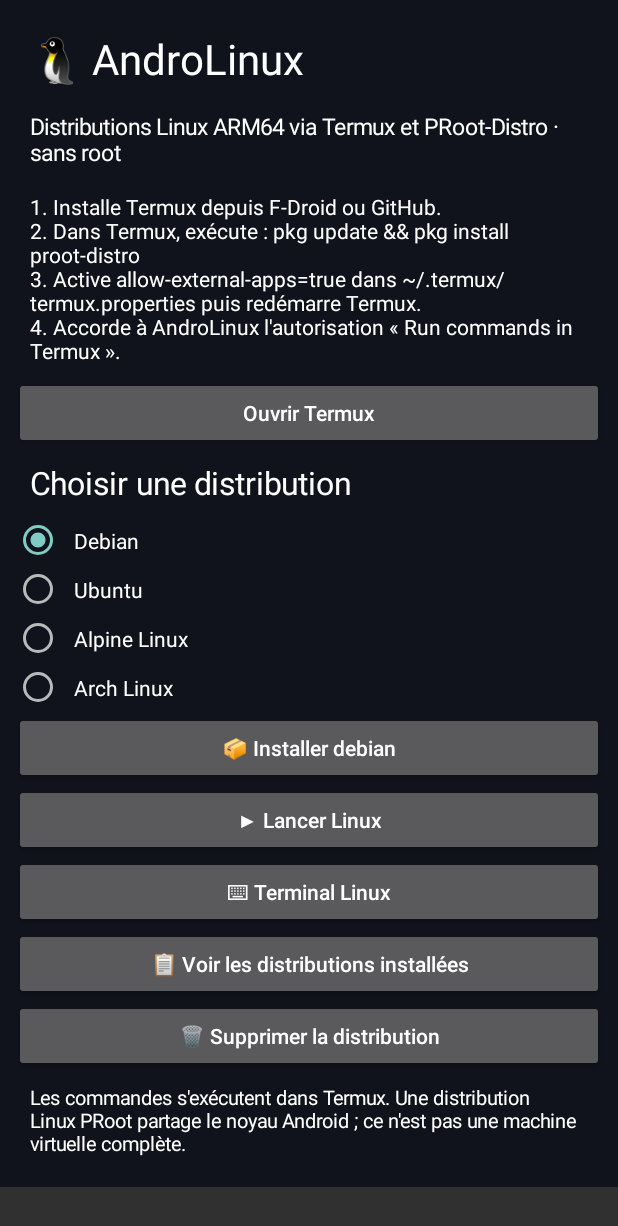
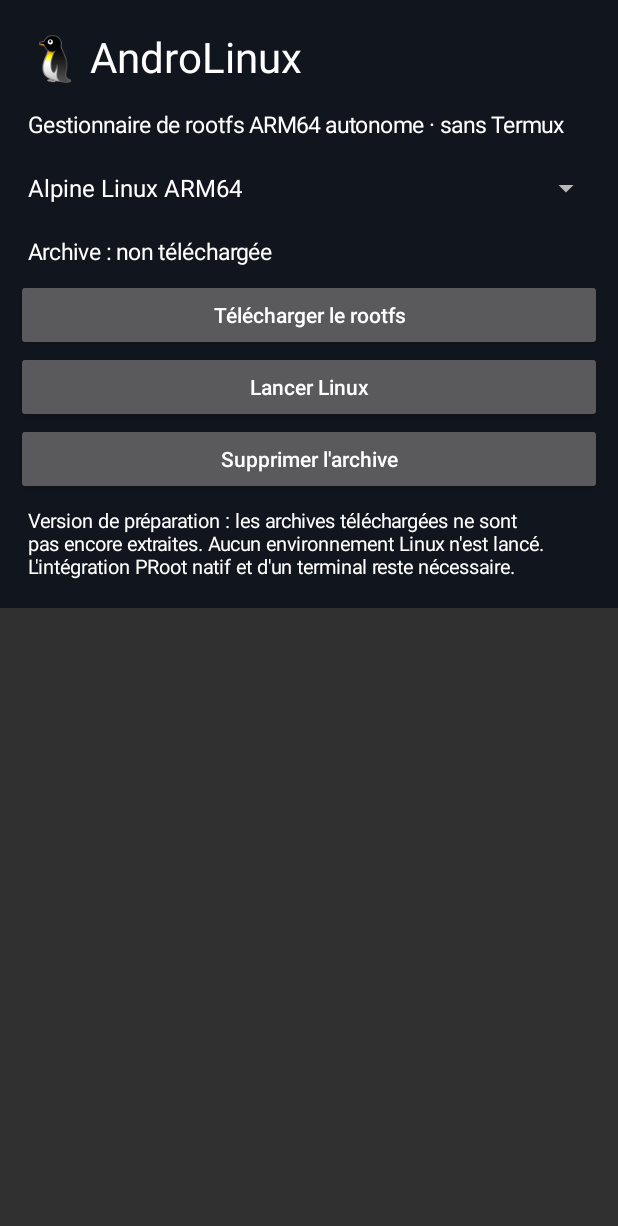
Before and after one commit to Jfdedit3/AndroLlm, an Android app: the screen it shows after launch (MainActivity), on a phone screen of 412 x 824 dp. Shown: the top 1226 px of the screen. Run offline under Robolectric (Android 15) with nearby library versions, the phone set to English and light mode, and no system bars.

Commit message:
Replace Termux integration with standalone ARM64 rootfs manager scaffold

```diff
--- a/app/src/main/java/com/jfdedit3/androlinux/MainActivity.java
+++ b/app/src/main/java/com/jfdedit3/androlinux/MainActivity.java
@@ -1,75 +1,38 @@
 package com.jfdedit3.androlinux;
-
-import android.Manifest;
 import android.app.*;
 import android.content.*;
-import android.content.pm.PackageManager;
+import android.os.*;
 import android.graphics.Color;
-import android.os.*;
 import android.view.*;
 import android.widget.*;
-
+import java.io.*;
+import java.net.*;
+import java.util.concurrent.*;
 public class MainActivity extends Activity {
-  private final int background=0xff10131b;
-  private LinearLayout root;
-  private String selected="debian";
-  private final String[][] distros={{"Debian","debian"},{"Ubuntu","ubuntu"},{"Alpine Linux","alpine"},{"Arch Linux","archlinux"}};
-  private TextView text(String s,int size) {
-    TextView t=new TextView(this);t.setText(s);t.setTextColor(Color.WHITE);t.setTextSize(size);t.setPadding(16,12,16,12);return t;
-  }
-  private Button button(String title,Runnable action){
-    Button b=new Button(this);b.setText(title);b.setAllCaps(false);b.setOnClickListener(v->action.run());return b;
-  }
-  @Override public void onCreate(Bundle state){super.onCreate(state);render();}
-  private void render(){
-    ScrollView scroll=new ScrollView(this);
-    root=new LinearLayout(this);root.setOrientation(LinearLayout.VERTICAL);root.setPadding(14,18,14,18);root.setBackgroundColor(background);
-    scroll.addView(root);setContentView(scroll);
-    root.addView(text("🐧 AndroLinux",28));
-    root.addView(text("Distributions Linux ARM64 via Termux et PRoot-Distro · sans root",15));
-    root.addView(text("1. Installe Termux depuis F-Droid ou GitHub.\n2. Dans Termux, exécute : pkg update && pkg install proot-distro\n3. Active allow-external-apps=true dans ~/.termux/termux.properties puis redémarre Termux.\n4. Accorde à AndroLinux l'autorisation « Run commands in Termux ».",14));
-    root.addView(button("Ouvrir Termux",()->{
-      try{Intent i=getPackageManager().getLaunchIntentForPackage("com.termux");if(i==null)throw new Exception();startActivity(i);}
-      catch(Exception e){new AlertDialog.Builder(this).setMessage("Termux n'est pas installé. Installe-le depuis F-Droid : https://f-droid.org/packages/com.termux/").setPositiveButton("OK",null).show();}
-    }));
-    root.addView(text("Choisir une distribution",21));
-    RadioGroup group=new RadioGroup(this);
-    for(String[] distro:distros){
-      RadioButton radio=new RadioButton(this);radio.setText(distro[0]);radio.setTextColor(Color.WHITE);radio.setPadding(12,10,12,10);
-      group.addView(radio);if(distro[1].equals(selected))radio.setChecked(true);
-      radio.setOnClickListener(v->selected=distro[1]);
-    }
-    root.addView(group);
-    root.addView(button("📦 Installer "+selected,()->confirm("Installer "+selected+" ?", "proot-distro install "+selected)));
-    root.addView(button("▶ Lancer Linux",()->run("proot-distro login "+selected)));
-    root.addView(button("⌨ Terminal Linux",()->run("proot-distro login "+selected)));
-    root.addView(button("📋 Voir les distributions installées",()->run("proot-distro list")));
-    root.addView(button("🗑 Supprimer la distribution",()->confirm("Supprimer "+selected+" et toutes ses données ?", "proot-distro remove "+selected)));
-    root.addView(text("Les commandes s'exécutent dans Termux. Une distribution Linux PRoot partage le noyau Android ; ce n'est pas une machine virtuelle complète.",13));
-  }
-  private void confirm(String message,String command){
-    new AlertDialog.Builder(this).setTitle("Confirmation").setMessage(message).setNegativeButton("Annuler",null).setPositiveButton("Continuer",(d,w)->run(command)).show();
-  }
-  private void run(String command){
-    if(android.os.Build.VERSION.SDK_INT>=23 && checkSelfPermission("com.termux.permission.RUN_COMMAND")!=PackageManager.PERMISSION_GRANTED){
-      requestPermissions(new String[]{"com.termux.permission.RUN_COMMAND"},123);
-      new AlertDialog.Builder(this).setMessage("Autorise AndroLinux à exécuter des commandes dans Termux, puis réessaie.").setPositiveButton("OK",null).show();
-      return;
-    }
-    try {
-      Intent i=new Intent("com.termux.RUN_COMMAND");
-      i.setClassName("com.termux","com.termux.app.RunCommandService");
-      i.putExtra("com.termux.RUN_COMMAND_PATH","/data/data/com.termux/files/usr/bin/bash");
-      i.putExtra("com.termux.RUN_COMMAND_ARGUMENTS",new String[]{"-lc",command});
-      i.putExtra("com.termux.RUN_COMMAND_WORKDIR","/data/data/com.termux/files/home");
-      i.putExtra("com.termux.RUN_COMMAND_BACKGROUND",false);
-      i.putExtra("com.termux.RUN_COMMAND_SESSION_ACTION","0");
-      startService(i);
-      Toast.makeText(this,"Commande envoyée à Termux : "+command,Toast.LENGTH_LONG).show();
-    } catch(Exception e) {
-      new AlertDialog.Builder(this).setTitle("Impossible de lancer Termux")
-        .setMessage("Vérifie que Termux est installé, que l'autorisation RUN_COMMAND est accordée et que allow-external-apps=true est configuré.\n\n"+e.getMessage())
-        .setPositiveButton("OK",null).show();
-    }
-  }
+ final ExecutorService worker=Executors.newSingleThreadExecutor();
+ LinearLayout root;TextView status;int selected=0;
+ final String[] names={"Alpine Linux ARM64","Ubuntu Base ARM64"};
+ final String[] urls={"https://dl-cdn.alpinelinux.org/alpine/v3.20/releases/aarch64/alpine-minirootfs-3.20.8-aarch64.tar.gz","https://cdimage.ubuntu.com/ubuntu-base/releases/24.04/release/ubuntu-base-24.04.3-base-arm64.tar.gz"};
+ TextView text(String s,int n){TextView t=new TextView(this);t.setText(s);t.setTextColor(-1);t.setTextSize(n);t.setPadding(12,12,12,12);return t;}
+ Button button(String s,Runnable r){Button b=new Button(this);b.setText(s);b.setAllCaps(false);b.setOnClickListener(v->r.run());return b;}
+ File archive(){return new File(getFilesDir(),"downloads/distro-"+selected+".tar.gz");}
+ void message(String s){runOnUiThread(()->new AlertDialog.Builder(this).setMessage(s).setPositiveButton("OK",null).show());}
+ @Override public void onCreate(Bundle b){super.onCreate(b);render();}
+ void render(){
+ ScrollView scroll=new ScrollView(this);root=new LinearLayout(this);root.setOrientation(1);root.setPadding(16,16,16,16);root.setBackgroundColor(0xff11151e);scroll.addView(root);setContentView(scroll);
+ root.addView(text("🐧 AndroLinux",28));root.addView(text("Gestionnaire de rootfs ARM64 autonome · sans Termux",15));
+ Spinner spinner=new Spinner(this);spinner.setAdapter(new ArrayAdapter<String>(this,android.R.layout.simple_spinner_dropdown_item,names));spinner.setOnItemSelectedListener(new android.widget.AdapterView.OnItemSelectedListener(){public void onNothingSelected(android.widget.AdapterView<?> p){}public void onItemSelected(android.widget.AdapterView<?> p,View v,int pos,long id){selected=pos;update();}});root.addView(spinner);
+ status=text("",15);root.addView(status);
+ root.addView(button("Télécharger le rootfs",()->download()));
+ root.addView(button("Lancer Linux",()->message("Le moteur PRoot Android natif n'est pas encore intégré. Cette version prépare le téléchargement des rootfs, mais ne lance pas Linux.")));
+ root.addView(button("Supprimer l'archive",()->{archive().delete();update();}));
+ root.addView(text("Version de préparation : les archives téléchargées ne sont pas encore extraites. Aucun environnement Linux n'est lancé. L'intégration PRoot natif et d'un terminal reste nécessaire.",13));update();
+ }
+ void update(){if(status!=null)status.setText("Archive : "+(archive().exists()?archive().length()/1048576+" Mio":"non téléchargée"));}
+ void download(){final int index=selected;final File target=archive();worker.execute(()->{try{
+ target.getParentFile().mkdirs();HttpURLConnection conn=(HttpURLConnection)new URL(urls[index]).openConnection();conn.setConnectTimeout(20000);conn.setReadTimeout(30000);if(conn.getResponseCode()!=200)throw new IOException("HTTP "+conn.getResponseCode());
+ File part=new File(target.getPath()+".part");try(InputStream in=conn.getInputStream();OutputStream out=new FileOutputStream(part)){byte[] buf=new byte[65536];int n;while((n=in.read(buf))!=-1)out.write(buf,0,n);}
+ if(!part.renameTo(target))throw new IOException("Impossible de finaliser l'archive");runOnUiThread(()->{update();message("Archive ARM64 téléchargée.");});
+ }catch(Exception e){message("Échec du téléchargement : "+e.getMessage());}});}
+ @Override protected void onDestroy(){worker.shutdownNow();super.onDestroy();}
 }
--- /dev/null
+++ b/app/src/main/java/com/jfdedit3/androlinux/RuntimePlan.java
@@ -0,0 +1,3 @@
+package com.jfdedit3.androlinux;
+/** Roadmap for native PRoot integration; not a runnable Linux engine. */
+public final class RuntimePlan { private RuntimePlan() {} public static final String ENGINE = "native-proot-pending"; }
```
Also changed, not shown: app/src/main/AndroidManifest.xml (+1 -7 lines), 1 other file.
